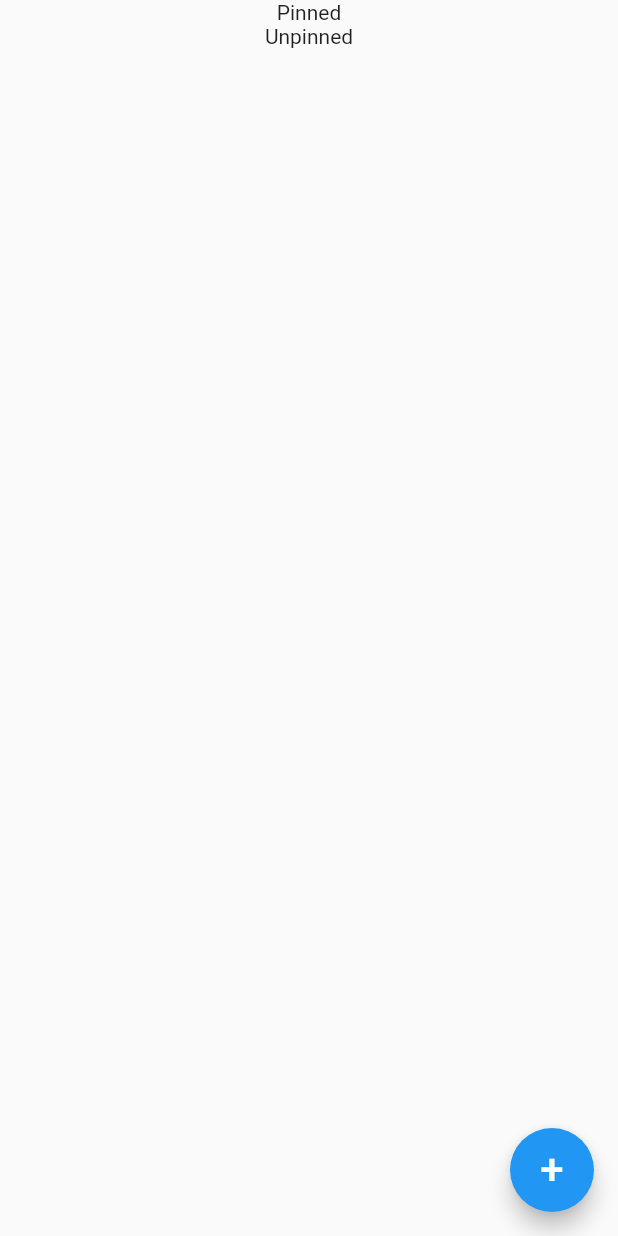
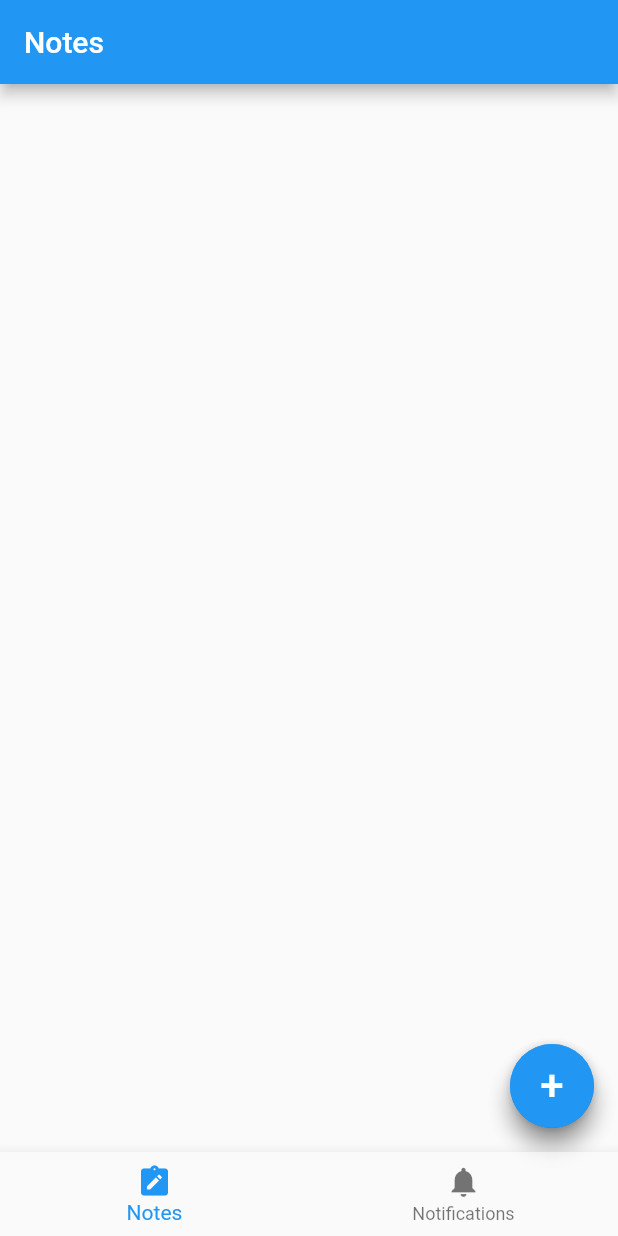
Before and after one commit to LukaszSinica/notes-flutter, a Flutter app: the screen it shows after launch, on a phone screen of 412 x 824 dp. Run offline on Flutter 3.47's test engine with Material 2 defaults, Android fonts, the phone set to English and light mode, and no system bars; missing offline and left inert: localstore.

Commit message:
Setting navigation bar for changing screens between notes and notifications. Laying the foundations for notifications.

```diff
--- a/lib/main.dart
+++ b/lib/main.dart
@@ -1,171 +1,54 @@
 import 'dart:async';
 import 'package:flutter/foundation.dart';
 import 'package:flutter/material.dart';
-import 'package:todolist/addtask.dart';
-import 'package:localstore/localstore.dart';
-import 'package:todolist/task.dart';
-import 'todo.dart';
-import 'dart:developer';
+import 'package:todolist/reminders.dart';
+import 'package:todolist/todolist.dart';
 
 void main() {
 
   WidgetsFlutterBinding.ensureInitialized();
   runApp(
-      MaterialApp(
+      const MaterialApp(
         debugShowCheckedModeBanner: false,
-        home: ToDoList(),
+        home: Home(),
       )
   );
 }
 
-class ToDoList extends StatefulWidget {
-  const ToDoList({Key? key}) : super(key: key);
+class Home extends StatefulWidget {
+  const Home({Key? key}) : super(key: key);
 
   @override
-  State<ToDoList> createState() => _ToDoListState();
+  State<Home> createState() => _HomeState();
 }
 
-class _ToDoListState extends State<ToDoList> {
-  final _db = Localstore.instance;
-  final _itemsPinned = <String, Todo>{};
-  final _itemsUnpinned = <String, Todo>{};
-  StreamSubscription<Map<String, dynamic>>? _subscription;
+class _HomeState extends State<Home> {
+  int _index = 0;
+  final screens = [
+    ToDoList(),
+    Reminders(),
+  ];
 
-  @override
-  void initState() {
-    _subscription = _db.collection('todos').stream.listen((event) {
-      setState(() {
-        final item = Todo.fromMap(event);
-        if(item.pinned) {
-          _itemsPinned.putIfAbsent(item.id, () => item);
-        } else {
-          _itemsUnpinned.putIfAbsent(item.id, () => item);
-        }
-      });
-    });
-    if (kIsWeb) _db.collection('todos').stream.asBroadcastStream();
-
-    super.initState();
-  }
   @override
   Widget build(BuildContext context) {
     return Scaffold(
-      body: Column(
-        children: [
-          Text('Pinned'),
-          Flexible(
-            child: ListView.builder(
-              shrinkWrap: true,
-              itemCount: _itemsPinned.keys.length,
-              itemBuilder: (context, index) {
-                final key = _itemsPinned.keys.elementAt(index);
-                final item = _itemsPinned[key]!;
-                return GestureDetector(
-                  onTap: () {
-                    Navigator.push(
-                        context,
-                        MaterialPageRoute(builder: (context) => Task(item))
-                    );
-                  },
-                  child: Card(
-                    child: Row(
-                        mainAxisAlignment: MainAxisAlignment.spaceAround,
-                        children: [
-                          Row(
-                            mainAxisAlignment: MainAxisAlignment.spaceAround,
-                            children: [
-                              IconButton(
-                                icon: const Icon(Icons.delete),
-                                onPressed: () {
-                                  setState(() {
-                                    item.delete();
-                                    _itemsPinned.remove(item.id);
-                                  });
-                                },
-                              ),
-                              Text(item.title, style: TextStyle(fontSize: 16),),
-                            ],
-                          ),
-                          Spacer(),
-                          Checkbox(
-                            value: item.done,
-                            onChanged: (value) {
-                              item.done = value!;
-                              item.save();
-                            },
-                          )
-                        ]
-                    ),
-                  ),
-                );
-              },
-            ),
-          ),
-          Text('Unpinned'),
-          Flexible(
-            child: ListView.builder(
-              shrinkWrap: true,
-              itemCount: _itemsUnpinned.keys.length,
-              itemBuilder: (context, index) {
-                final key = _itemsUnpinned.keys.elementAt(index);
-                final item = _itemsUnpinned[key]!;
-                return GestureDetector(
-                  onTap: () {
-                    Navigator.push(
-                        context,
-                        MaterialPageRoute(builder: (context) => Task(item))
-                    );
-                  },
-                  child: Card(
-                    child: Row(
-                        mainAxisAlignment: MainAxisAlignment.spaceAround,
-                        children: [
-                          Row(
-                            mainAxisAlignment: MainAxisAlignment.spaceAround,
-                            children: [
-                              IconButton(
-                                icon: const Icon(Icons.delete),
-                                onPressed: () {
-                                  setState(() {
-                                    item.delete();
-                                    _itemsUnpinned.remove(item.id);
-                                  });
-                                },
-                              ),
-                              Text(item.title, style: TextStyle(fontSize: 16),),
-                            ],
-                          ),
-                          Spacer(),
-                          Checkbox(
-                            value: item.done,
-                            onChanged: (value) {
-                              item.done = value!;
-                              item.save();
-                            },
-                          )
-                        ]
-                    ),
-                  ),
-                );
-              },
-            ),
-          ),
+      body: screens[_index],
+      floatingActionButton: FloatingActionButton(
+          onPressed: () { },
+          child: const Text('+', style: TextStyle(fontSize: 28))
+      ),
+      bottomNavigationBar: BottomNavigationBar(
+        currentIndex: _index,
+        onTap: (value) {
+          setState(() {
+            _index = value;
+          });
+        },
+        items: [
+          BottomNavigationBarItem(icon: Icon(Icons.note_alt), label: 'Notes'),
+          BottomNavigationBarItem(icon: Icon(Icons.notifications), label: 'Notifications'),
         ],
-      ),
-      floatingActionButton: FloatingActionButton(
-          onPressed: () {
-            Navigator.push(
-                context,
-                MaterialPageRoute(builder: (context) => AddTask(_db))
-            );
-          },
-          child: const Text('+', style: TextStyle(fontSize: 28))
       ),
     );
   }
-  @override
-  void dispose() {
-    if (_subscription != null) _subscription?.cancel();
-    super.dispose();
-  }
 }
--- a/lib/task.dart
+++ b/lib/task.dart
@@ -1,8 +1,6 @@
 import 'package:flutter/material.dart';
 import 'package:flutter/foundation.dart';
-import 'package:localstore/localstore.dart';
 import 'package:todolist/todo.dart';
-
 import 'main.dart';
 
 
--- /dev/null
+++ b/lib/todolist.dart
@@ -0,0 +1,161 @@
+import 'dart:async';
+import 'package:flutter/foundation.dart';
+import 'package:flutter/material.dart';
+import 'package:todolist/addtask.dart';
+import 'package:localstore/localstore.dart';
+import 'package:todolist/task.dart';
+import 'todo.dart';
+
+class ToDoList extends StatefulWidget {
+  const ToDoList({Key? key}) : super(key: key);
+
+  @override
+  State<ToDoList> createState() => _ToDoListState();
+}
+
+class _ToDoListState extends State<ToDoList> {
+  final _db = Localstore.instance;
+  final _itemsPinned = <String, Todo>{};
+  final _itemsUnpinned = <String, Todo>{};
+  StreamSubscription<Map<String, dynamic>>? _subscription;
+
+  @override
+  void initState() {
+    _subscription = _db.collection('todos').stream.listen((event) {
+      setState(() {
+        final item = Todo.fromMap(event);
+        if(item.pinned) {
+          _itemsPinned.putIfAbsent(item.id, () => item);
+        } else {
+          _itemsUnpinned.putIfAbsent(item.id, () => item);
+        }
+      });
+    });
+    if (kIsWeb) _db.collection('todos').stream.asBroadcastStream();
+
+    super.initState();
+  }
+  @override
+  Widget build(BuildContext context) {
+    return Scaffold(
+      appBar: AppBar(
+        title: Text('Notes'),
+      ),
+      body: Column(
+        children: [
+          Flexible(
+            child: ListView.builder(
+              shrinkWrap: true,
+              itemCount: _itemsPinned.keys.length,
+              itemBuilder: (context, index) {
+                final key = _itemsPinned.keys.elementAt(index);
+                final item = _itemsPinned[key]!;
+                return GestureDetector(
+                  onTap: () {
+                    Navigator.push(
+                        context,
+                        MaterialPageRoute(builder: (context) => Task(item))
+                    );
+                  },
+                  child: Card(
+                    child: Row(
+                        mainAxisAlignment: MainAxisAlignment.spaceAround,
+                        children: [
+                          Row(
+                            mainAxisAlignment: MainAxisAlignment.spaceAround,
+                            children: [
+                              IconButton(
+                                icon: const Icon(Icons.delete),
+                                onPressed: () {
+                                  setState(() {
+                                    item.delete();
+                                    _itemsPinned.remove(item.id);
+                                  });
+                                },
+                              ),
+                              Text(item.title, style: TextStyle(fontSize: 16),),
+                            ],
+                          ),
+                          Spacer(),
+                          Checkbox(
+                            value: item.done,
+                            onChanged: (value) {
+                              item.done = value!;
+                              item.save();
+                            },
+                          )
+                        ]
+                    ),
+                  ),
+                );
+              },
+            ),
+          ),
+          if(_itemsUnpinned.length > 0) Text('Unpinned'),
+          Flexible(
+            child: ListView.builder(
+              shrinkWrap: true,
+              itemCount: _itemsUnpinned.keys.length,
+              itemBuilder: (context, index) {
+                final key = _itemsUnpinned.keys.elementAt(index);
+                final item = _itemsUnpinned[key]!;
+                return GestureDetector(
+                  onTap: () {
+                    Navigator.push(
+                        context,
+                        MaterialPageRoute(builder: (context) => Task(item))
+                    );
+                  },
+                  child: Card(
+                    child: Row(
+                        mainAxisAlignment: MainAxisAlignment.spaceAround,
+                        children: [
+                          Row(
+                            mainAxisAlignment: MainAxisAlignment.spaceAround,
+                            children: [
+                              IconButton(
+                                icon: const Icon(Icons.delete),
+                                onPressed: () {
+                                  setState(() {
+                                    item.delete();
+                                    _itemsUnpinned.remove(item.id);
+                                  });
+                                },
+                              ),
+                              Text(item.title, style: TextStyle(fontSize: 16),),
+                            ],
+                          ),
+                          Spacer(),
+                          Checkbox(
+                            value: item.done,
+                            onChanged: (value) {
+                              item.done = value!;
+                              item.save();
+                            },
+                          )
+                        ]
+                    ),
+                  ),
+                );
+              },
+            ),
+          ),
+        ],
+      ),
+      floatingActionButton: FloatingActionButton(
+          onPressed: () {
+            Navigator.push(
+                context,
+                MaterialPageRoute(builder: (context) => AddTask(_db))
+            );
+          },
+          child: const Text('+', style: TextStyle(fontSize: 28))
+      ),
+    );
+  }
+  @override
+  void dispose() {
+    if (_subscription != null) _subscription?.cancel();
+    super.dispose();
+  }
+}
```
Also changed, not shown: lib/reminders.dart (added, +19 -0 lines).
